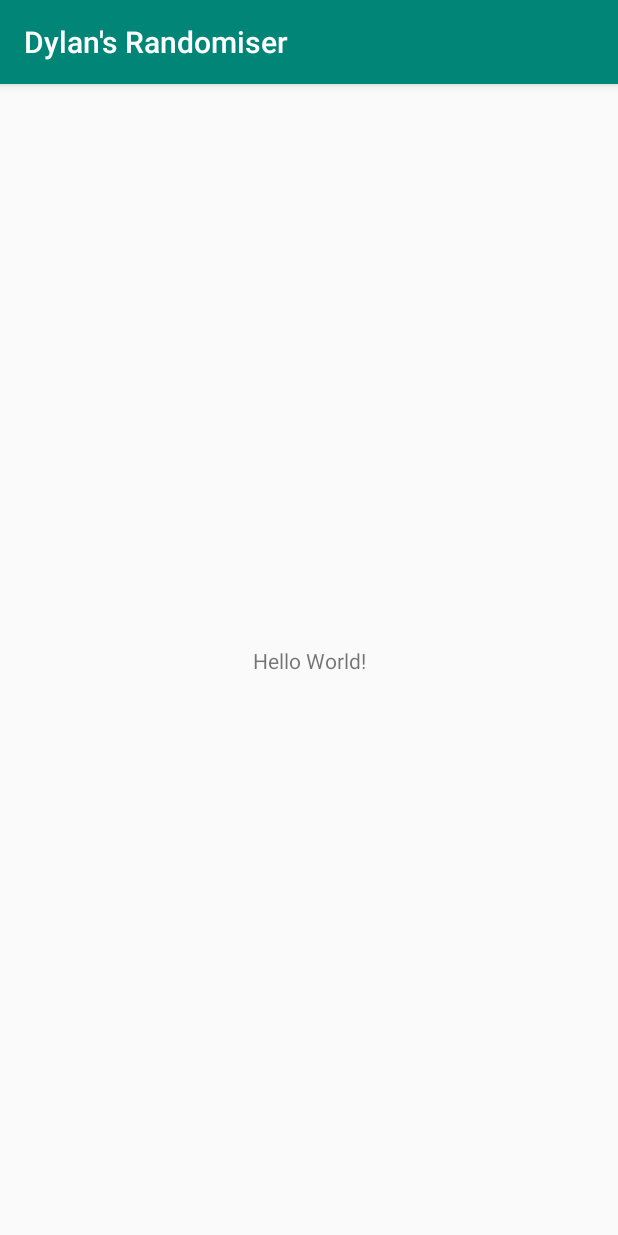
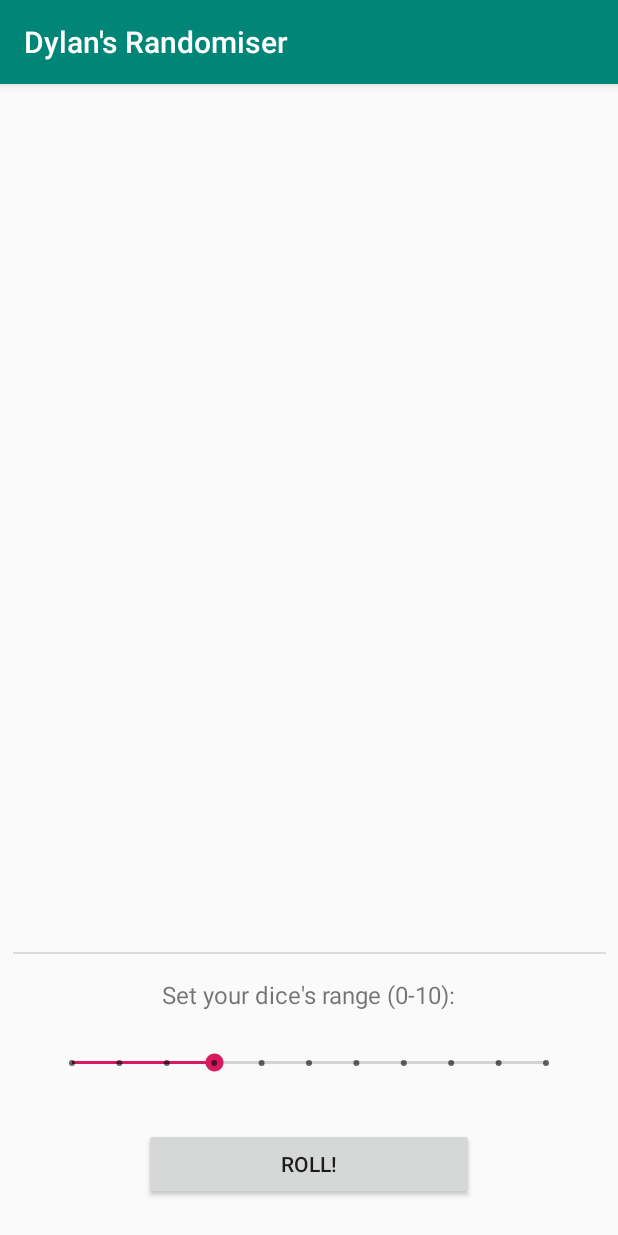
Before and after one commit to draff1800/Dylans-Randomiser, an Android app: the screen it shows after launch (MainActivity), on a phone screen of 412 x 824 dp. Run offline under Robolectric (Android 15) with nearby library versions, the phone set to English and light mode, and no system bars.

Commit message:
Added random number generator functionality (Text, scale, and button)

```diff
--- a/app/src/main/java/com/example/dylansrandomiser/MainActivity.java
+++ b/app/src/main/java/com/example/dylansrandomiser/MainActivity.java
@@ -3,12 +3,36 @@ package com.example.dylansrandomiser;
 import androidx.appcompat.app.AppCompatActivity;
 
 import android.os.Bundle;
+import android.view.View;
+import android.widget.Button;
+import android.widget.SeekBar;
+import android.widget.TextView;
+
+import java.util.*;
 
 public class MainActivity extends AppCompatActivity {
+
+    Button rollButton;
+    TextView resultsTextView;
+    SeekBar selectionSeekBar;
+
+    private View.OnClickListener rollButtonClickListener = new View.OnClickListener() {
+        @Override
+        public void onClick(View v) {
+            int randomInt = new Random().nextInt(selectionSeekBar.getProgress()+1);
+            resultsTextView.setText(Integer.toString(randomInt));
+        }
+    };
 
     @Override
     protected void onCreate(Bundle savedInstanceState) {
         super.onCreate(savedInstanceState);
         setContentView(R.layout.activity_main);
+
+        rollButton = findViewById(R.id.rollButton);
+        resultsTextView = findViewById(R.id.resultsTextView);
+        selectionSeekBar = findViewById(R.id.selectionSeekBar);
+
+        rollButton.setOnClickListener(rollButtonClickListener);
     }
 }
--- a/app/src/main/res/layout/activity_main.xml
+++ b/app/src/main/res/layout/activity_main.xml
@@ -6,13 +6,78 @@
     android:layout_height="match_parent"
     tools:context=".MainActivity">
 
+    <Button
+        android:id="@+id/rollButton"
+        android:layout_width="0dp"
+        android:layout_height="wrap_content"
+        android:layout_marginStart="96dp"
+        android:layout_marginLeft="96dp"
+        android:layout_marginEnd="96dp"
+        android:layout_marginRight="96dp"
+        android:layout_marginBottom="24dp"
+        android:text="Roll!"
+        app:layout_constraintBottom_toBottomOf="parent"
+        app:layout_constraintEnd_toEndOf="parent"
+        app:layout_constraintStart_toStartOf="parent" />
+
+    <SeekBar
+        android:id="@+id/selectionSeekBar"
+        style="@style/Widget.AppCompat.SeekBar.Discrete"
+        android:layout_width="0dp"
+        android:layout_height="38dp"
+        android:layout_marginStart="32dp"
+        android:layout_marginLeft="32dp"
+        android:layout_marginEnd="32dp"
+        android:layout_marginRight="32dp"
+        android:layout_marginBottom="24dp"
+        android:max="10"
+        android:progress="3"
+        app:layout_constraintBottom_toTopOf="@+id/rollButton"
+        app:layout_constraintEnd_toEndOf="parent"
+        app:layout_constraintStart_toStartOf="parent" />
+
     <TextView
+        android:id="@+id/textView"
         android:layout_width="wrap_content"
         android:layout_height="wrap_content"
-        android:text="Hello World!"
-        app:layout_constraintBottom_toBottomOf="parent"
-        app:layout_constraintLeft_toLeftOf="parent"
-        app:layout_constraintRight_toRightOf="parent"
+        android:layout_marginStart="24dp"
+        android:layout_marginLeft="24dp"
+        android:layout_marginEnd="24dp"
+        android:layout_marginRight="24dp"
+        android:layout_marginBottom="16dp"
+        android:text="Set your dice's range (0-10):"
+        android:textSize="16sp"
+        app:layout_constraintBottom_toTopOf="@+id/selectionSeekBar"
+        app:layout_constraintEnd_toEndOf="parent"
+        app:layout_constraintStart_toStartOf="parent" />
+
+    <View
+        android:id="@+id/divider"
+        android:layout_width="395dp"
+        android:layout_height="1dp"
+        android:layout_marginStart="24dp"
+        android:layout_marginLeft="24dp"
+        android:layout_marginEnd="24dp"
+        android:layout_marginRight="24dp"
+        android:layout_marginBottom="16dp"
+        android:background="?android:attr/listDivider"
+        app:layout_constraintBottom_toTopOf="@+id/textView"
+        app:layout_constraintEnd_toEndOf="parent"
+        app:layout_constraintStart_toStartOf="parent" />
+
+    <TextView
+        android:id="@+id/resultsTextView"
+        android:layout_width="wrap_content"
+        android:layout_height="wrap_content"
+        android:layout_marginStart="8dp"
+        android:layout_marginLeft="8dp"
+        android:layout_marginTop="8dp"
+        android:layout_marginEnd="8dp"
+        android:layout_marginRight="8dp"
+        android:layout_marginBottom="8dp"
+        android:textSize="144sp"
+        app:layout_constraintBottom_toTopOf="@+id/divider"
+        app:layout_constraintEnd_toEndOf="parent"
+        app:layout_constraintStart_toStartOf="parent"
         app:layout_constraintTop_toTopOf="parent" />
-
 </androidx.constraintlayout.widget.ConstraintLayout>
```
